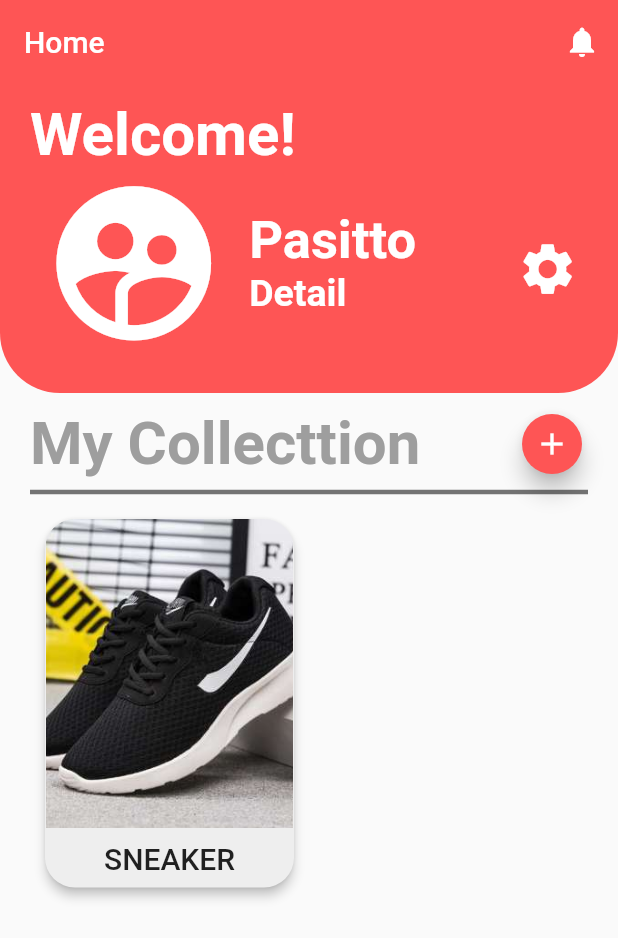
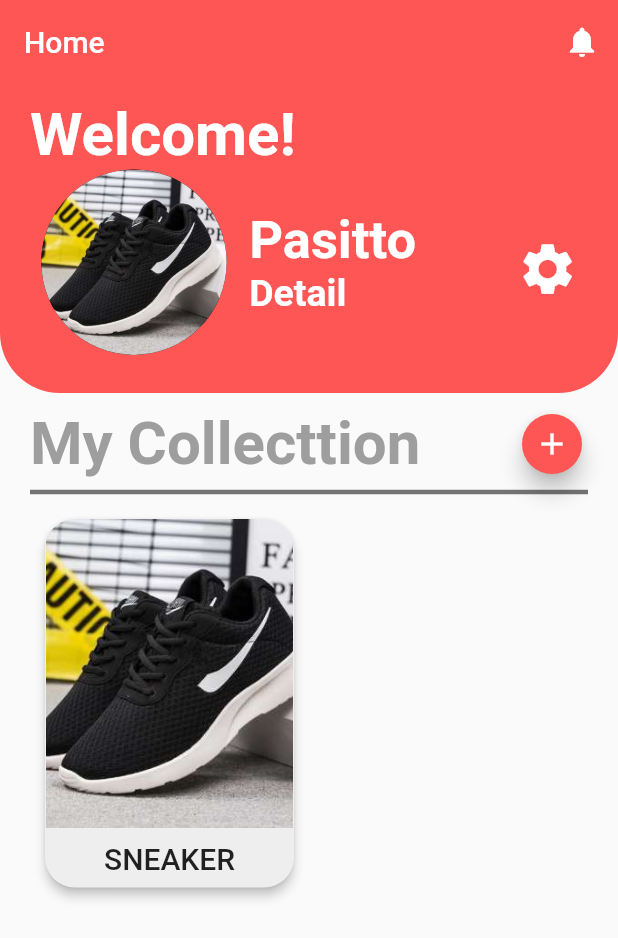
Before and after one commit to Pasitto/Collection-Store-App, a Flutter app: the screen it shows after launch, on a phone screen of 412 x 824 dp. Shown: the top 938 px of the screen. Run offline on Flutter 3.47's test engine with Material 2 defaults, Android fonts, the phone set to English and light mode, and no system bars.

Commit message:
update demo

```diff
--- a/lib/screen/home.dart
+++ b/lib/screen/home.dart
@@ -52,9 +52,18 @@ class _HomeScreenState extends State<HomeScreen> {
                   Row(
                     mainAxisAlignment: MainAxisAlignment.center,
                     children: <Widget>[
-                      Icon(
-                        Icons.supervised_user_circle,
-                        size: size.height * 0.15, color: Colors.white,
+                      Container(
+                        width: size.height * 0.15,
+                        height: size.height * 0.15,
+                        decoration: BoxDecoration(
+                          color: Colors.black,
+                          shape: BoxShape.circle,
+                          image: DecorationImage(
+                            fit: BoxFit.fill,
+                            //demo
+                            image: AssetImage('assets/images/sneakers.jpg')
+                          ),
+                        ),
                       ),
                       Container(
                         width: size.width * 0.45,
```
Also changed, not shown: lib/screen/itemdetail.dart (+5 -3 lines).
